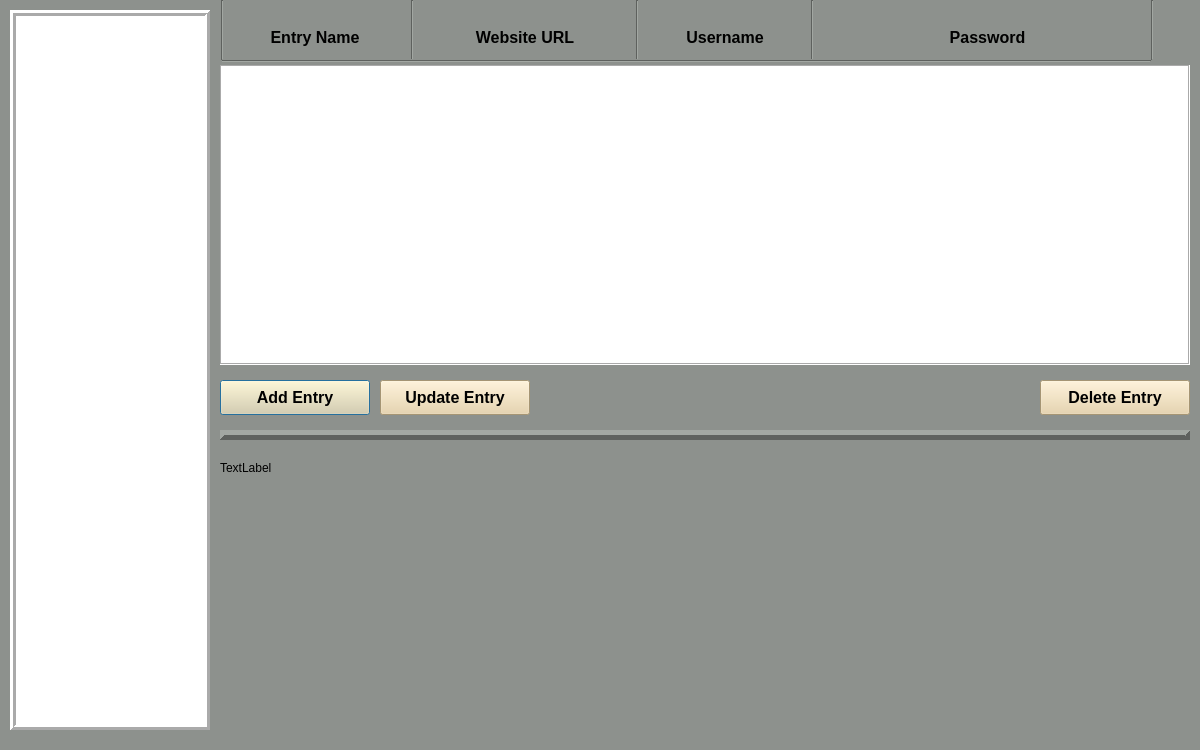
Before: the Qt Designer form passwordvault.ui in dark-anub1s/CyberVault, drawn with Qt 5.
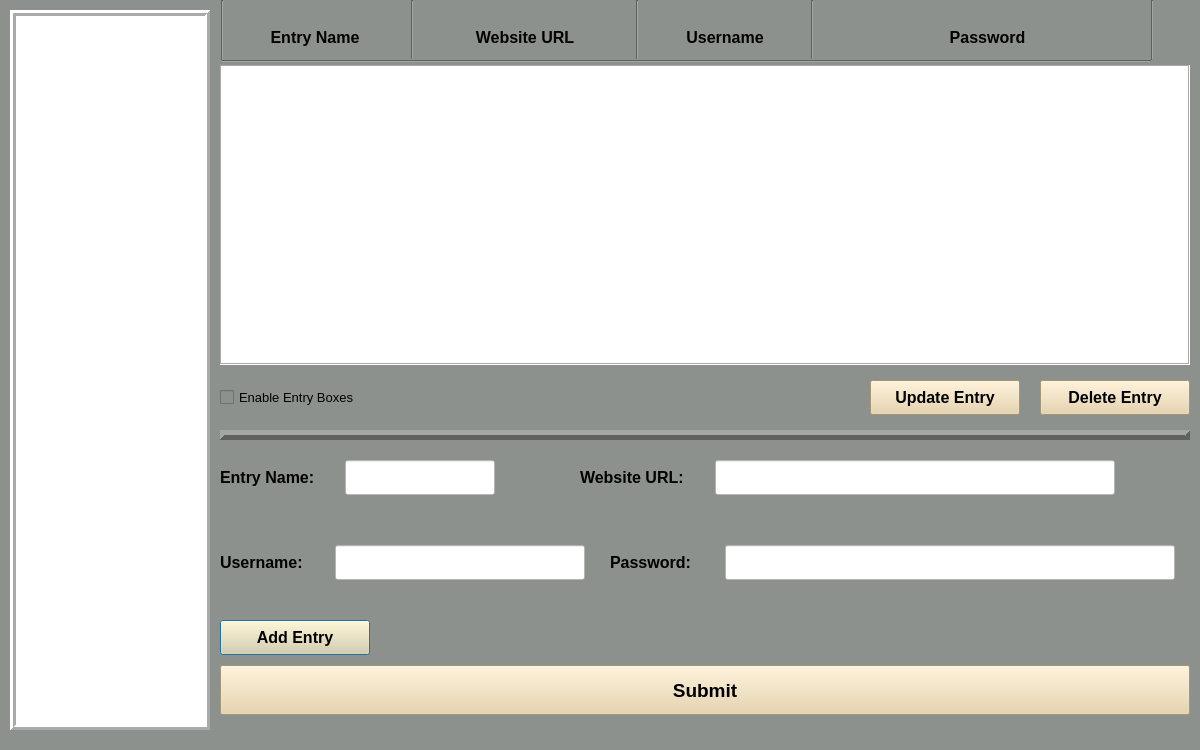
After: the same form once the commit is applied.

Commit message: Users can now add an entry into their vault.

```diff
--- a/passwordvault.ui
+++ b/passwordvault.ui
@@ -197,7 +197,7 @@
    <property name="geometry">
     <rect>
      <x>220</x>
-     <y>380</y>
+     <y>620</y>
      <width>150</width>
      <height>35</height>
     </rect>
@@ -220,7 +220,7 @@
   <widget class="QPushButton" name="update_entry_btn">
    <property name="geometry">
     <rect>
-     <x>380</x>
+     <x>870</x>
      <y>380</y>
      <width>150</width>
      <height>35</height>
@@ -343,17 +343,25 @@
     <string>Delete Entry</string>
    </property>
   </widget>
-  <widget class="QLabel" name="label">
+  <widget class="QLabel" name="entry_label">
    <property name="geometry">
     <rect>
      <x>220</x>
      <y>460</y>
-     <width>55</width>
-     <height>16</height>
+     <width>125</width>
+     <height>35</height>
     </rect>
    </property>
+   <property name="font">
+    <font>
+     <family>Arial</family>
+     <pointsize>12</pointsize>
+     <weight>75</weight>
+     <bold>true</bold>
+    </font>
+   </property>
    <property name="text">
-    <string>TextLabel</string>
+    <string>Entry Name:</string>
    </property>
   </widget>
   <widget class="Line" name="line_7">
@@ -381,6 +389,188 @@
     <enum>Qt::Horizontal</enum>
    </property>
   </widget>
+  <widget class="QLineEdit" name="name_entry">
+   <property name="geometry">
+    <rect>
+     <x>345</x>
+     <y>460</y>
+     <width>150</width>
+     <height>35</height>
+    </rect>
+   </property>
+   <property name="font">
+    <font>
+     <family>Arial</family>
+     <pointsize>12</pointsize>
+    </font>
+   </property>
+   <property name="styleSheet">
+    <string notr="true">background-color: rgb(255, 255, 255);</string>
+   </property>
+  </widget>
+  <widget class="QLabel" name="weburl_leabel">
+   <property name="geometry">
+    <rect>
+     <x>580</x>
+     <y>460</y>
+     <width>135</width>
+     <height>35</height>
+    </rect>
+   </property>
+   <property name="font">
+    <font>
+     <family>Arial</family>
+     <pointsize>12</pointsize>
+     <weight>75</weight>
+     <bold>true</bold>
+    </font>
+   </property>
+   <property name="text">
+    <string>Website URL:</string>
+   </property>
+  </widget>
+  <widget class="QLineEdit" name="web_url_entry">
+   <property name="geometry">
+    <rect>
+     <x>715</x>
+     <y>460</y>
+     <width>400</width>
+     <height>35</height>
+    </rect>
+   </property>
+   <property name="font">
+    <font>
+     <family>Arial</family>
+     <pointsize>12</pointsize>
+    </font>
+   </property>
+   <property name="styleSheet">
+    <string notr="true">background-color: rgb(255, 255, 255);</string>
+   </property>
+  </widget>
+  <widget class="QLabel" name="user_label">
+   <property name="geometry">
+    <rect>
+     <x>220</x>
+     <y>545</y>
+     <width>115</width>
+     <height>35</height>
+    </rect>
+   </property>
+   <property name="font">
+    <font>
+     <family>Arial</family>
+     <pointsize>12</pointsize>
+     <weight>75</weight>
+     <bold>true</bold>
+    </font>
+   </property>
+   <property name="text">
+    <string>Username:</string>
+   </property>
+  </widget>
+  <widget class="QLineEdit" name="user_entry">
+   <property name="geometry">
+    <rect>
+     <x>335</x>
+     <y>545</y>
+     <width>250</width>
+     <height>35</height>
+    </rect>
+   </property>
+   <property name="font">
+    <font>
+     <family>Arial</family>
+     <pointsize>12</pointsize>
+    </font>
+   </property>
+   <property name="styleSheet">
+    <string notr="true">background-color: rgb(255, 255, 255);</string>
+   </property>
+  </widget>
+  <widget class="QLabel" name="label">
+   <property name="geometry">
+    <rect>
+     <x>610</x>
+     <y>545</y>
+     <width>115</width>
+     <height>35</height>
+    </rect>
+   </property>
+   <property name="font">
+    <font>
+     <family>Arial</family>
+     <pointsize>12</pointsize>
+     <weight>75</weight>
+     <bold>true</bold>
+    </font>
+   </property>
+   <property name="text">
+    <string>Password:</string>
+   </property>
+  </widget>
+  <widget class="QLineEdit" name="password_entry">
+   <property name="geometry">
+    <rect>
+     <x>725</x>
+     <y>545</y>
+     <width>450</width>
+     <height>35</height>
+    </rect>
+   </property>
+   <property name="font">
+    <font>
+     <family>Arial</family>
+     <pointsize>12</pointsize>
+    </font>
+   </property>
+   <property name="styleSheet">
+    <string notr="true">background-color: rgb(255, 255, 255);</string>
+   </property>
+  </widget>
+  <widget class="QPushButton" name="submit_btn">
+   <property name="geometry">
+    <rect>
+     <x>220</x>
+     <y>665</y>
+     <width>970</width>
+     <height>50</height>
+    </rect>
+   </property>
+   <property name="font">
+    <font>
+     <family>Arial</family>
+     <pointsize>14</pointsize>
+     <weight>75</weight>
+     <bold>true</bold>
+    </font>
+   </property>
+   <property name="styleSheet">
+    <string notr="true">background-color: rgb(231, 208, 162);</string>
+   </property>
+   <property name="text">
+    <string>Submit</string>
+   </property>
+  </widget>
+  <widget class="QCheckBox" name="enable_checkbox">
+   <property name="geometry">
+    <rect>
+     <x>220</x>
+     <y>380</y>
+     <width>175</width>
+     <height>35</height>
+    </rect>
+   </property>
+   <property name="font">
+    <font>
+     <family>Arial</family>
+     <pointsize>10</pointsize>
+    </font>
+   </property>
+   <property name="text">
+    <string>Enable Entry Boxes</string>
+   </property>
+  </widget>
  </widget>
  <resources/>
  <connections/>
```
The commit also changes 4 other files.
